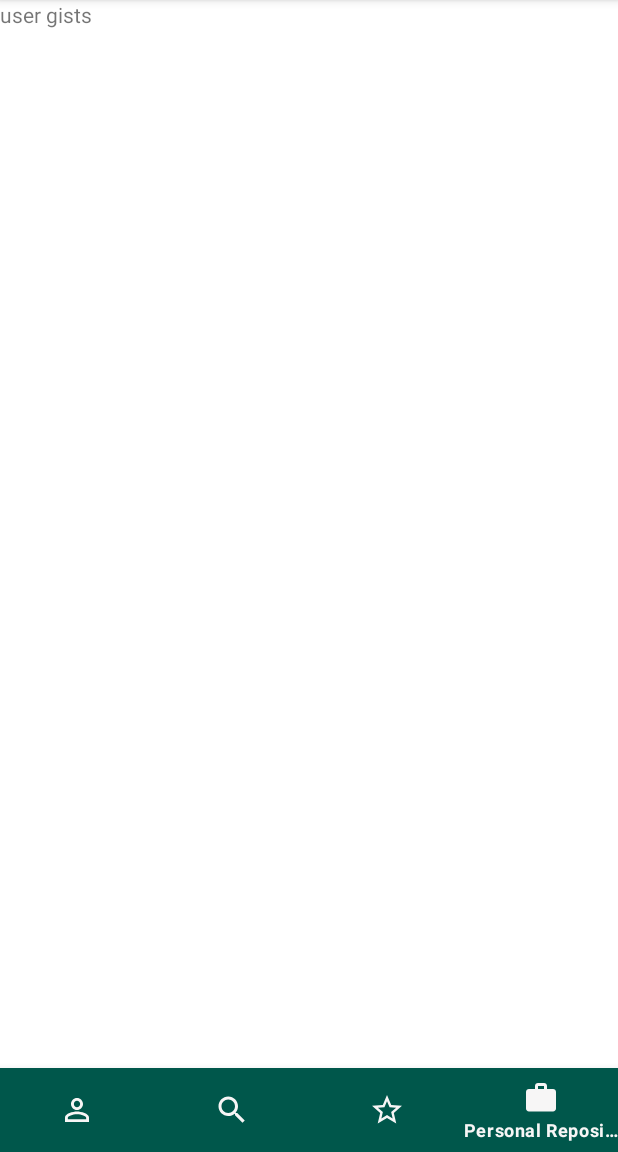
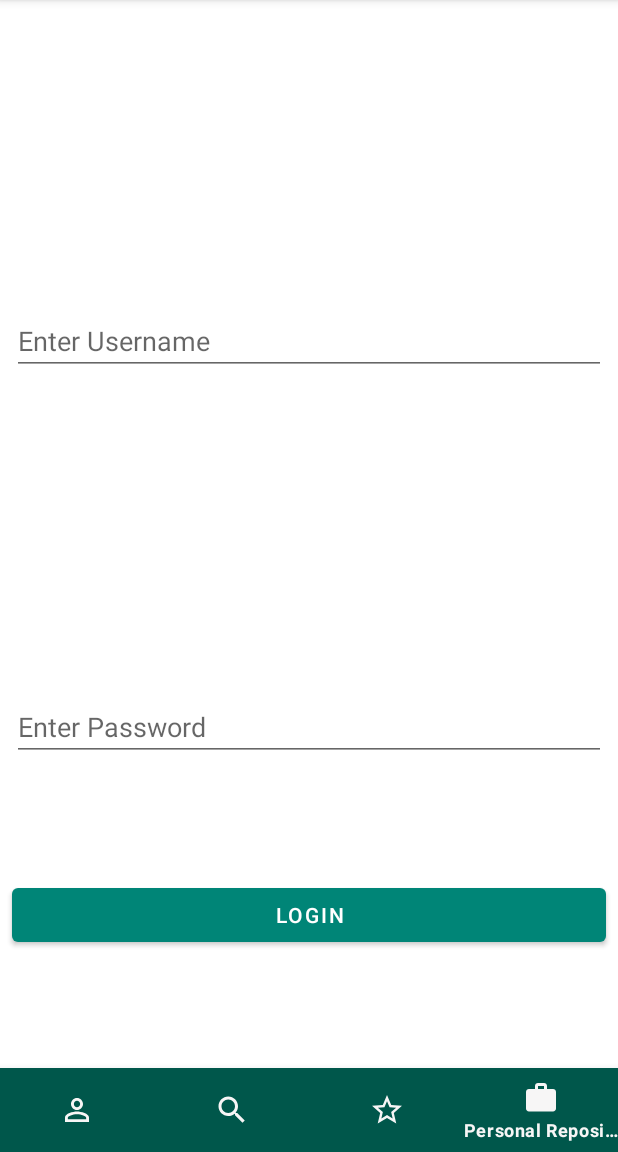
Before and after one commit to ericdiazjr21/LinkedInLearningRetrofitProject, an Android app: the screen it shows after launch (MainActivity), item 4 of the bottom bar chosen, on a phone screen of 412 x 824 dp, the part 84-1236 px from its top. Run offline under Robolectric (Android 15) with nearby library versions, the phone set to English and light mode, and no system bars; our stand-ins replace Picasso; pictures from the network do not load; 1 statement that could not run was skipped.

Commit message:
WIP - added login view but auth does not work

```diff
--- a/app/src/main/java/ericdiaz/program/linkedinlearningretrofitproject/view/UserGistsView.kt
+++ b/app/src/main/java/ericdiaz/program/linkedinlearningretrofitproject/view/UserGistsView.kt
@@ -2,6 +2,59 @@ package ericdiaz.program.linkedinlearningretrofitproject.view
 
 import android.content.Context
 import android.util.AttributeSet
-import android.widget.FrameLayout
+import android.util.Base64
+import android.widget.Button
+import android.widget.EditText
+import android.widget.Toast
+import androidx.constraintlayout.widget.ConstraintLayout
+import ericdiaz.program.linkedinlearningretrofitproject.R
+import ericdiaz.program.linkedinlearningretrofitproject.callback.GitHubUserOnSuccessListener
+import ericdiaz.program.linkedinlearningretrofitproject.callback.OnFailureListener
+import ericdiaz.program.linkedinlearningretrofitproject.model.GitHubUser
+import ericdiaz.program.linkedinlearningretrofitproject.viewmodel.GitHubViewModelProvider
 
-class UserGistsView(context: Context, attrs: AttributeSet?) : FrameLayout(context, attrs)
+class UserGistsView(context: Context, attrs: AttributeSet?) : ConstraintLayout(context, attrs) {
+
+    private lateinit var userNameEditText: EditText
+    private lateinit var passWordEditText: EditText
+    private lateinit var loginButton: Button
+
+    private val gitHubViewModel = GitHubViewModelProvider.gitHubViewModel
+
+    override fun onFinishInflate() {
+        super.onFinishInflate()
+
+        userNameEditText = findViewById(R.id.user_name_edit_text)
+        passWordEditText = findViewById(R.id.password_edit_text)
+        loginButton = findViewById(R.id.login_button)
+
+        loginButton.setOnClickListener {
+            val userName = userNameEditText.text.toString()
+            val passWord = passWordEditText.text.toString()
+            val authString =
+                Base64.encodeToString(("$userName:$passWord").toByteArray(), Base64.NO_WRAP)
+
+            gitHubViewModel.getLoggedInUser(
+                authString,
+                object : GitHubUserOnSuccessListener {
+                    override fun onSuccess(gitHubUser: GitHubUser?) {
+                        if (gitHubUser != null) {
+                            makeToast(gitHubUser.fullName)
+                        }
+                    }
+                },
+                object : OnFailureListener {
+                    override fun onFailure(throwable: Throwable) {
+                        makeToast(throwable.localizedMessage)
+                    }
+                })
+
+        }
+    }
+
+    fun makeToast(message: String) {
+        Toast.makeText(context, message, Toast.LENGTH_LONG).show()
+    }
+
+
+}
--- a/app/src/main/res/layout/view_user_gists.xml
+++ b/app/src/main/res/layout/view_user_gists.xml
@@ -1,12 +1,44 @@
 <?xml version="1.0" encoding="utf-8"?>
-<ericdiaz.program.linkedinlearningretrofitproject.view.UserGistsView
-        xmlns:android="http://schemas.android.com/apk/res/android"
+<ericdiaz.program.linkedinlearningretrofitproject.view.UserGistsView xmlns:android="http://schemas.android.com/apk/res/android"
+        xmlns:app="http://schemas.android.com/apk/res-auto"
         android:layout_width="match_parent"
         android:layout_height="match_parent">
 
-    <TextView
+    <EditText
+            android:id="@+id/user_name_edit_text"
             android:layout_width="match_parent"
-            android:layout_height="match_parent"
-            android:text="user gists" />
+            android:layout_height="wrap_content"
+            android:layout_margin="8dp"
+            android:hint="Enter Username"
+            app:layout_constraintBottom_toTopOf="@id/password_edit_text"
+            app:layout_constraintEnd_toEndOf="parent"
+            app:layout_constraintStart_toStartOf="parent"
+            app:layout_constraintTop_toTopOf="parent">
+
+    </EditText>
+
+    <EditText
+            android:id="@+id/password_edit_text"
+            android:layout_width="match_parent"
+            android:layout_height="wrap_content"
+            android:hint="Enter Password"
+            android:layout_margin="8dp"
+            app:layout_constraintBottom_toBottomOf="parent"
+            app:layout_constraintEnd_toEndOf="parent"
+            app:layout_constraintStart_toStartOf="parent"
+            app:layout_constraintTop_toBottomOf="@id/user_name_edit_text">
+
+    </EditText>
+
+    <com.google.android.material.button.MaterialButton
+            app:layout_constraintTop_toBottomOf="@id/password_edit_text"
+            app:layout_constraintBottom_toBottomOf="parent"
+            android:id="@+id/login_button"
+            android:layout_width="match_parent"
+            android:layout_height="wrap_content"
+            android:text="Login"
+            android:layout_margin="8dp">
+
+    </com.google.android.material.button.MaterialButton>
 
 </ericdiaz.program.linkedinlearningretrofitproject.view.UserGistsView>
```
